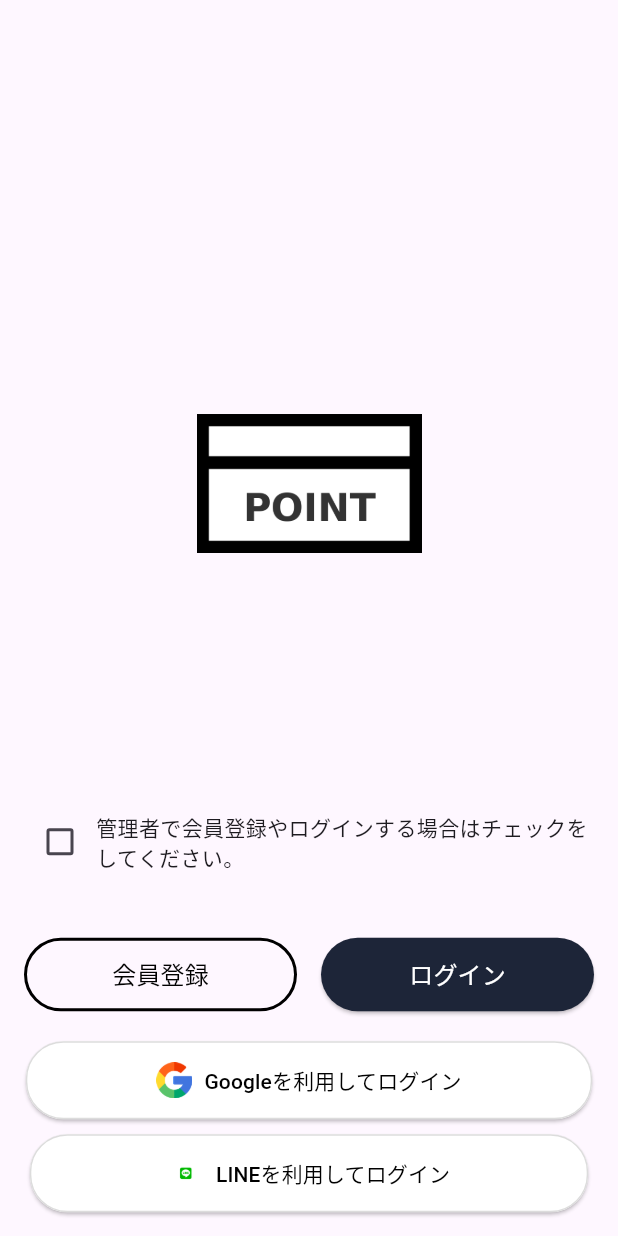
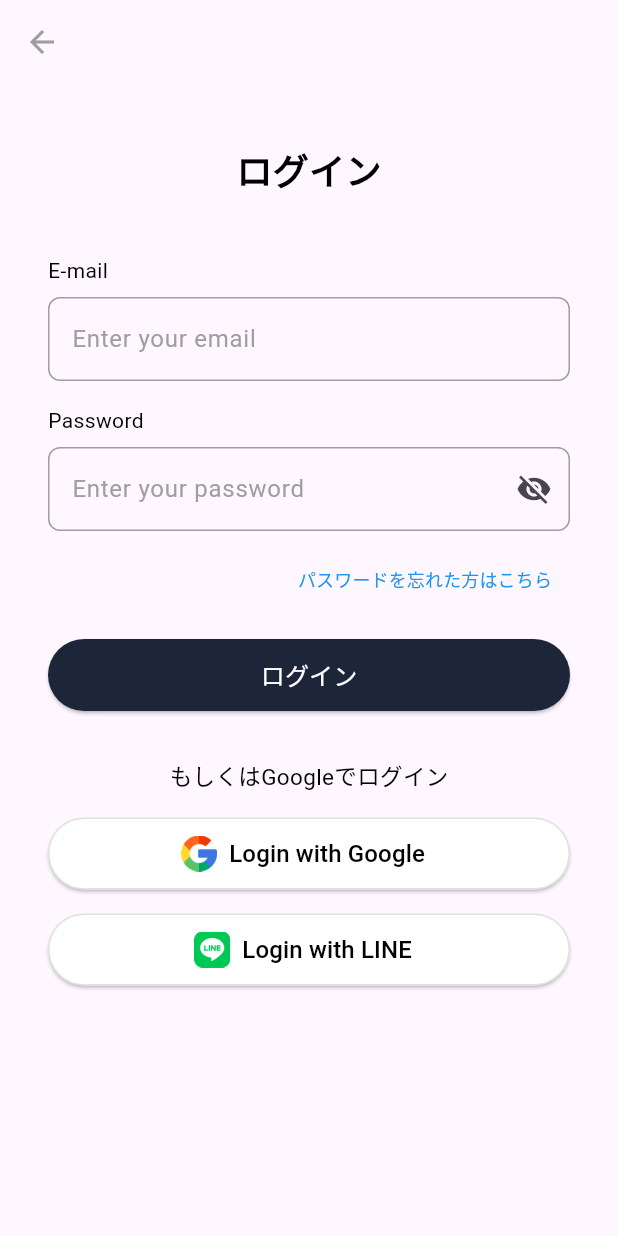
Before and after one commit to dobupower/QRR, a Flutter app: the screen it shows after launch, after a tap on "ログイン", on a phone screen of 412 x 824 dp. Run offline on Flutter 3.47's test engine with Material 3 defaults, Android fonts, the phone set to English and light mode, and no system bars; our stand-ins replace cloud_firestore, firebase_auth, firebase_core, flutter_riverpod, google_sign_in; missing offline and left inert: mailer; accounts and stored records are empty; network calls fail.

Commit message:
로그인 구현(비밀번호 찾기, Line 로그인 미구현)

```diff
--- a/lib/main.dart
+++ b/lib/main.dart
@@ -7,6 +7,7 @@ import 'view/store_select_screen.dart'; // StoreSelectionScreen 가져오기
 import 'view/email_auth_screen.dart'; // EmailAuthScreen 가져오기
 import 'view/home_screen.dart'; // HomeScreen 가져오기
 import 'model/user_model.dart'; // User 모델 가져오기
+import 'view/login_screen.dart'; // HomeScreen 가져오기
 
 // 메인 함수, Firebase 초기화
 void main() async {
@@ -32,6 +33,7 @@ class MyApp extends StatelessWidget {
         '/': (context) => FirstScreen(), // 루트 경로에서 FirstScreen 표시
         '/sign-up': (context) => SignUpScreen(), // '/sign-up' 경로에서 SignUpScreen 표시
         '/store-selection': (context) => StoreSelectionScreen(), // '/store-selection' 경로에서 StoreSelectionScreen 표시
+        '/login': (context) => LoginScreen(), // 로그인 화면 경로 추가
         '/home': (context) => HomeScreen(), // HomeScreen 추가
       },
       // 동적 경로 생성, 이메일 인증 화면
--- a/lib/view/first_screen.dart
+++ b/lib/view/first_screen.dart
@@ -75,7 +75,7 @@ class FirstScreen extends ConsumerWidget {
                 Expanded(
                   child: ElevatedButton(
                     onPressed: () {
-                      // 로그인 버튼 클릭 시 처리 (구현 예정)
+                      Navigator.pushNamed(context, '/login'); // 로그인 페이지로 이동
                     },
                     style: ElevatedButton.styleFrom(
                       padding: EdgeInsets.symmetric(vertical: 13), // 버튼 안쪽 패딩
--- /dev/null
+++ b/lib/view/login_screen.dart
@@ -0,0 +1,265 @@
+import 'package:flutter/material.dart';
+import 'package:flutter_riverpod/flutter_riverpod.dart';
+import 'package:firebase_auth/firebase_auth.dart'; // Firebase Authentication 사용
+import 'package:google_sign_in/google_sign_in.dart'; // Google Sign-In 사용
+import 'home_screen.dart'; // HomeScreen 가져오기
+import '../viewModel/sign_up_view_model.dart'; // SignUpViewModel 파일 import
+
+// LoginScreen 위젯 정의, ConsumerWidget을 사용하여 Riverpod의 상태 관리 사용
+class LoginScreen extends ConsumerWidget {
+  @override
+  Widget build(BuildContext context, WidgetRef ref) {
+    // 현재 signUpState와 signUpViewModel 가져오기
+    final signUpState = ref.watch(signUpViewModelProvider); // SignUp 상태를 감시하여 변경 시 UI 업데이트
+    final signUpViewModel = ref.read(signUpViewModelProvider.notifier); // SignUpViewModel의 메서드 사용 가능
+
+    // 이메일과 비밀번호를 입력받을 TextEditingController 생성
+    final emailController = TextEditingController();
+    final passwordController = TextEditingController();
+
+    return Scaffold(
+      // AppBar 정의 (상단바)
+      appBar: AppBar(
+        leading: IconButton(
+          icon: Icon(Icons.arrow_back, color: Colors.grey), // 뒤로 가기 버튼
+          onPressed: () => Navigator.pop(context), // 누르면 이전 화면으로 돌아가기 허용
+        ),
+        backgroundColor: Colors.transparent, // 배경색을 투명하게 설정
+        elevation: 0, // 그림자 제거
+      ),
+
+      // 화면 전체 레이아웃 설정
+      body: Padding(
+        padding: const EdgeInsets.symmetric(horizontal: 32.0), // 좌우 32.0 간격 패딩 적용
+        child: Column(
+          crossAxisAlignment: CrossAxisAlignment.start, // 모든 항목을 왼쪽 정렬
+          children: [
+            SizedBox(height: 40), // 위쪽에 40px 빈 공간
+            Center(
+              child: Text(
+                'ログイン', // "로그인" 텍스트
+                style: TextStyle(
+                  fontSize: 24,
+                  fontWeight: FontWeight.bold, // 볼드체 적용
+                  color: Colors.black, // 검은색 텍스트
+                ),
+              ),
+            ),
+            SizedBox(height: 40), // 텍스트와 입력 필드 사이에 40px 간격 적용
+
+            // 이메일 입력 필드 레이블
+            Text(
+              'E-mail',
+              style: TextStyle(fontSize: 14, color: Colors.black),
+            ),
+            SizedBox(height: 8), // 이메일 입력 필드 위에 8px 간격 적용
+            TextField(
+              controller: emailController, // 이메일 입력 데이터를 받을 컨트롤러
+              decoration: InputDecoration(
+                hintText: 'Enter your email', // 입력 필드 안에 표시될 힌트 텍스트
+                hintStyle: TextStyle(color: Colors.grey), // 힌트 텍스트 색상을 회색으로 설정
+                border: OutlineInputBorder(
+                  borderRadius: BorderRadius.circular(8.0), // 입력 필드의 모서리를 둥글게 설정
+                  borderSide: BorderSide(color: Colors.grey), // 테두리 색상을 회색으로 설정
+                ),
+                enabledBorder: OutlineInputBorder(
+                  borderRadius: BorderRadius.circular(8.0), // 비활성화 상태에서도 모서리 둥글게
+                  borderSide: BorderSide(color: Colors.grey), // 비활성화 상태의 테두리 색상
+                ),
+              ),
+            ),
+            SizedBox(height: 16), // 이메일 필드와 비밀번호 필드 사이에 16px 간격 적용
+
+            // 비밀번호 입력 필드 레이블
+            Text(
+              'Password',
+              style: TextStyle(fontSize: 14, color: Colors.black),
+            ),
+            SizedBox(height: 8), // 비밀번호 입력 필드 위에 8px 간격 적용
+            TextField(
+              controller: passwordController, // 비밀번호 입력 데이터를 받을 컨트롤러
+              obscureText: !signUpState.isPasswordVisible, // 비밀번호 가리기 설정 (SignUpState에 따라)
+              decoration: InputDecoration(
+                hintText: 'Enter your password', // 비밀번호 필드 안에 힌트 텍스트
+                hintStyle: TextStyle(color: Colors.grey), // 힌트 텍스트 색상을 회색으로 설정
+                border: OutlineInputBorder(
+                  borderRadius: BorderRadius.circular(8.0), // 입력 필드의 모서리를 둥글게 설정
+                  borderSide: BorderSide(color: Colors.grey), // 테두리 색상을 회색으로 설정
+                ),
+                enabledBorder: OutlineInputBorder(
+                  borderRadius: BorderRadius.circular(8.0), // 비활성화 상태에서도 모서리 둥글게
+                  borderSide: BorderSide(color: Colors.grey), // 비활성화 상태의 테두리 색상
+                ),
+                suffixIcon: IconButton(
+                  icon: Icon(
+                    signUpState.isPasswordVisible ? Icons.visibility : Icons.visibility_off,
+                  ),
+                  onPressed: () {
+                    // 비밀번호 가림 버튼 클릭 시 상태 변경
+                    signUpViewModel.togglePasswordVisibility();
+                  },
+                ),
+              ),
+            ),
+            SizedBox(height: 8), // 비밀번호 입력 필드 아래에 8px 간격 적용
+
+            // 비밀번호를 잊었을 때를 위한 텍스트 버튼
+            Align(
+              alignment: Alignment.centerRight, // 오른쪽 정렬
+              child: TextButton(
+                onPressed: () {
+                  // 비밀번호 찾기 버튼 로직 (추후 구현)
+                },
+                child: Text(
+                  'パスワードを忘れた方はこちら',
+                  style: TextStyle(
+                    color: Colors.blue, // 파란색 텍스트
+                    fontSize: 12, // 작은 글씨 크기
+                  ),
+                ),
+              ),
+            ),
+            SizedBox(height: 16), // 비밀번호 버튼 아래 16px 간격 적용
+
+            // 로그인 버튼
+            Center(
+              child: ElevatedButton(
+                onPressed: () async {
+                  try {
+                    // Firebase Authentication 로그인 처리
+                    UserCredential userCredential = await FirebaseAuth.instance
+                        .signInWithEmailAndPassword(
+                      email: emailController.text.trim(), // 이메일 텍스트
+                      password: passwordController.text.trim(), // 비밀번호 텍스트
+                    );
+
+                    // 로그인 성공 시 HomeScreen으로 이동 (뒤로 가기 버튼 없이)
+                    Navigator.pushReplacement(
+                      context,
+                      MaterialPageRoute(builder: (context) => HomeScreen()), // HomeScreen으로 이동
+                    );
+                  } catch (e) {
+                    // 로그인 실패 시 에러 메시지 출력
+                    ScaffoldMessenger.of(context).showSnackBar(
+                      SnackBar(content: Text('로그인에 실패했습니다: ${e.toString()}')),
+                    );
+                  }
+                },
+                style: ElevatedButton.styleFrom(
+                  minimumSize: Size(double.infinity, 48), // 버튼 너비를 가득 채우고 높이 48px
+                  backgroundColor: Color(0xFF1D2538), // 버튼 배경색
+                  shape: RoundedRectangleBorder(
+                    borderRadius: BorderRadius.circular(24), // 버튼 모서리 둥글게 설정
+                  ),
+                ),
+                child: Text(
+                  'ログイン',
+                  style: TextStyle(
+                    fontSize: 16,
+                    color: Colors.white, // 텍스트 색상 흰색
+                  ),
+                ),
+              ),
+            ),
+            SizedBox(height: 32), // 로그인 버튼 아래에 32px 간격 적용
+
+            // '또는 Google로 로그인' 텍스트
+            Center(
+              child: Text(
+                'もしくはGoogleでログイン',
+                style: TextStyle(
+                  fontSize: 15, // 글씨 크기
+                  color: Colors.black, // 검정색 텍스트
+                ),
+              ),
+            ),
+            SizedBox(height: 16), // Google 로그인 버튼 위에 16px 간격 적용
+
+            // Google 로그인 버튼
+            Center(
+              child: ElevatedButton.icon(
+                onPressed: () async {
+                  // Google 로그인 처리
+                  try {
+                    final googleUser = await GoogleSignIn().signIn(); // Google 로그인 요청
+                    if (googleUser == null) return; // 로그인 취소 시 처리 없음
+
+                    final googleAuth = await googleUser.authentication; // Google 인증 정보 요청
+                    final credential = GoogleAuthProvider.credential(
+                      accessToken: googleAuth.accessToken,
+                      idToken: googleAuth.idToken,
+                    );
+
+                    // Firebase로 로그인
+                    await FirebaseAuth.instance.signInWithCredential(credential);
+
+                    // 로그인 성공 시 HomeScreen으로 이동 (뒤로 가기 버튼 없이)
+                    Navigator.pushReplacement(
+                      context,
+                      MaterialPageRoute(builder: (context) => HomeScreen()), // HomeScreen으로 이동
+                    );
+                  } catch (e) {
+                    // Google 로그인 실패 시 에러 메시지 출력
+                    ScaffoldMessenger.of(context).showSnackBar(
+                      SnackBar(content: Text('Google 로그인에 실패했습니다.')),
+                    );
+                  }
+                },
+                style: ElevatedButton.styleFrom(
+                  minimumSize: Size(double.infinity, 48), // 버튼 너비를 가득 채우고 높이 48px
+                  backgroundColor: Colors.white, // 배경색 흰색
+                  shape: RoundedRectangleBorder(
+                    borderRadius: BorderRadius.circular(24), // 버튼 모서리 둥글게 설정
+                    side: BorderSide(color: Colors.grey[300]!), // 테두리 색상 회색
+                  ),
+                ),
+                icon: Image.asset(
+                  'lib/img/google_logo.png', // Google 로고 이미지
+                  height: 24, // 로고 높이
+                  width: 24, // 로고 너비
+                ),
+                label: Text(
+                  'Login with Google',
+                  style: TextStyle(
+                    fontSize: 16,
+                    color: Colors.black, // 검정색 텍스트
+                  ),
+                ),
+              ),
+            ),
+            SizedBox(height: 16), // Google 로그인 버튼 아래 16px 간격 적용
+
+            // Line 로그인 버튼 (추후 구현 예정)
+            Center(
+              child: ElevatedButton.icon(
+                onPressed: () {
+                  // Line 로그인 로직 추가 예정
+                },
+                style: ElevatedButton.styleFrom(
+                  minimumSize: Size(double.infinity, 48), // 버튼 너비를 가득 채우고 높이 48px
+                  backgroundColor: Colors.white, // 배경색 흰색
+                  shape: RoundedRectangleBorder(
+                    borderRadius: BorderRadius.circular(24), // 모서리 둥글게 설정
+                    side: BorderSide(color: Colors.grey[300]!), // 테두리 색상 회색
+                  ),
+                ),
+                icon: Image.asset(
+                  'lib/img/line_logo.png', // Line 로고 이미지
+                  height: 24, // 로고 높이
+                  width: 24, // 로고 너비
+                ),
+                label: Text(
+                  'Login with LINE',
+                  style: TextStyle(
+                    fontSize: 16,
+                    color: Colors.black, // 검정색 텍스트
+                  ),
+                ),
+              ),
+            ),
+          ],
+        ),
+      ),
+    );
+  }
+}
```
Also changed, not shown: lib/view/home_screen.dart (+44 -35 lines), lib/viewModel/sign_in_view_model.dart (+41 -37 lines), lib/img/line_logo.png.
